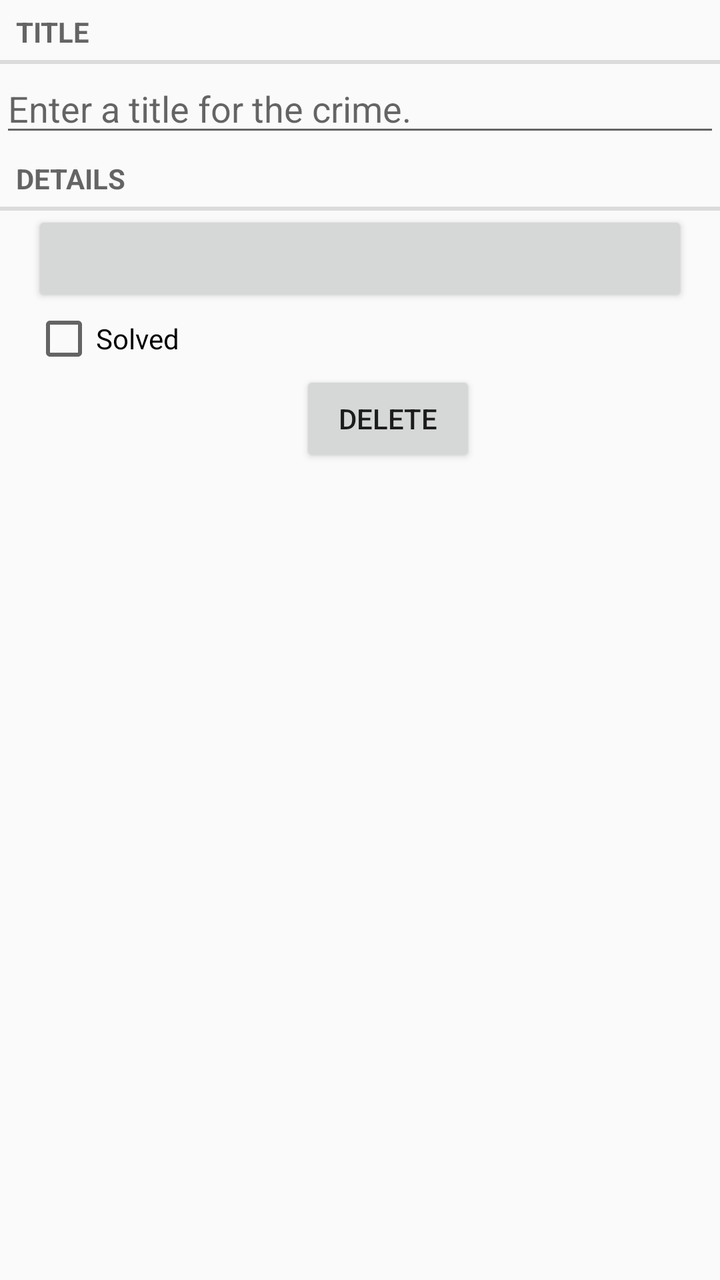
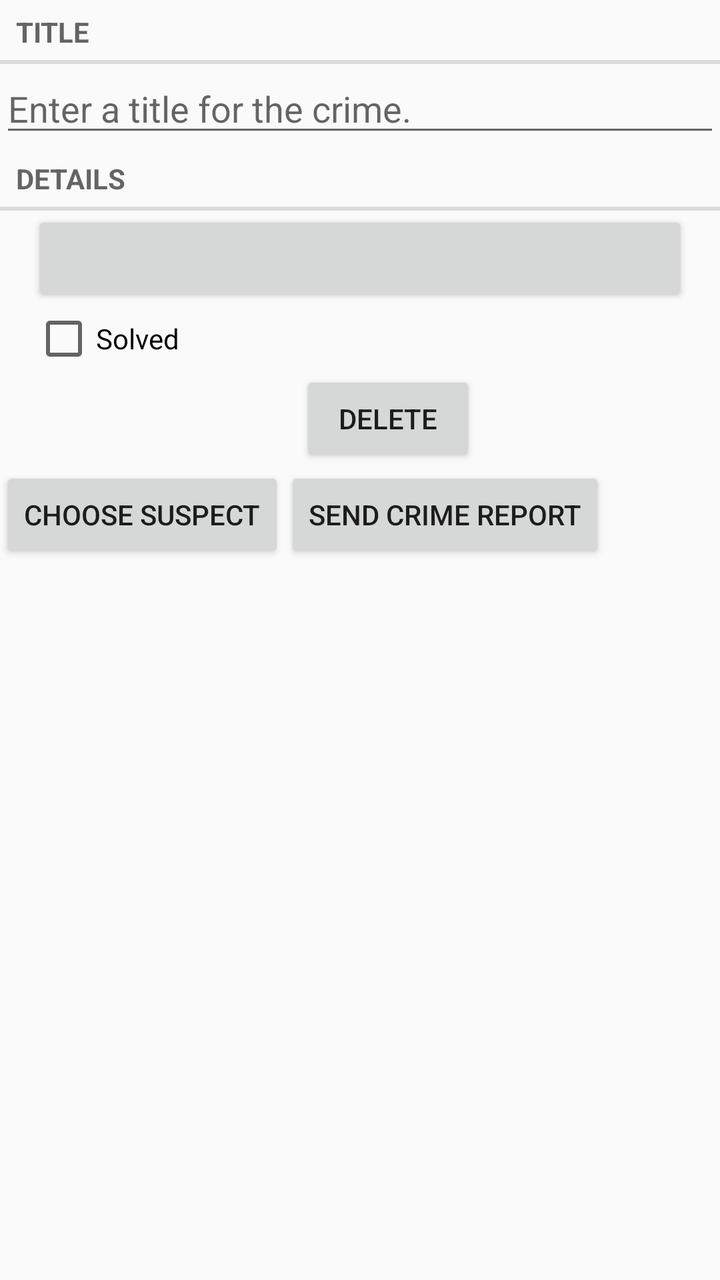

An Android layout rendered at two revisions. The XML below is the earlier revision; the diff shows what the commit changed to produce the second picture.
<!-- AndroidManifest.xml: application theme Theme.CriminalIntent -->
<!-- res/layout/fragment_crime.xml -->
<?xml version="1.0" encoding="utf-8"?>
<LinearLayout xmlns:android="http://schemas.android.com/apk/res/android"
    android:layout_width="match_parent"
    android:layout_height="match_parent"
    android:orientation="vertical"
    >
    <TextView
        android:layout_width="match_parent"
        android:layout_height="wrap_content"
        android:text="@string/crime_title_label"
        style="?android:listSeparatorTextViewStyle"
        />
    <EditText android:id="@+id/crime_title"
        android:layout_width="match_parent"
        android:layout_height="wrap_content"
        android:hint="@string/crime_title_hint"
        />
    <TextView
        android:layout_width="match_parent"
        android:layout_height="wrap_content"
        android:text="@string/crime_details_label"
        style="?android:listSeparatorTextViewStyle"
        />
    <Button android:id="@+id/crime_date"
        android:layout_width="match_parent"
        android:layout_height="wrap_content"
        android:layout_marginLeft="16dp"
        android:layout_marginRight="16dp"
        />
    <CheckBox android:id="@+id/crime_solved"
        android:layout_width="match_parent"
        android:layout_height="wrap_content"
        android:layout_marginLeft="16dp"
        android:layout_marginRight="16dp"
        android:text="@string/crime_solved_label"
        />
    <Button
        android:id="@+id/delete_button"
        android:layout_width="wrap_content"
        android:layout_height="wrap_content"
        android:text="Delete"
        android:layout_marginLeft="150dp"

        />
</LinearLayout>
<!-- resources referenced by this layout -->
<resources>
  <string name="crime_details_label">Details</string>
  <string name="crime_solved_label">Solved</string>
  <string name="crime_title_hint">Enter a title for the crime.</string>
  <string name="crime_title_label">Title</string>
  <style name="Theme.CriminalIntent" parent="Base.Theme.CriminalIntent" />
  <style name="Base.Theme.CriminalIntent" parent="Theme.AppCompat.Light.DarkActionBar">
          
          
      </style>
</resources>

<!-- the commit's change to res/layout/fragment_crime.xml (unified diff, before → after) -->
@@ -1,45 +1,61 @@
 <?xml version="1.0" encoding="utf-8"?>
 <LinearLayout xmlns:android="http://schemas.android.com/apk/res/android"
+android:layout_width="match_parent"
+android:layout_height="match_parent"
+android:orientation="vertical"
+    >
+<TextView
     android:layout_width="match_parent"
-    android:layout_height="match_parent"
-    android:orientation="vertical"
-    >
-    <TextView
-        android:layout_width="match_parent"
+    android:layout_height="wrap_content"
+    android:text="@string/crime_title_label"
+    style="?android:listSeparatorTextViewStyle"
+    />
+<EditText android:id="@+id/crime_title"
+    android:layout_width="match_parent"
+    android:layout_height="wrap_content"
+    android:hint="@string/crime_title_hint"
+    />
+<TextView
+    android:layout_width="match_parent"
+    android:layout_height="wrap_content"
+    android:text="@string/crime_details_label"
+    style="?android:listSeparatorTextViewStyle"
+    />
+<Button android:id="@+id/crime_date"
+    android:layout_width="match_parent"
+    android:layout_height="wrap_content"
+    android:layout_marginLeft="16dp"
+    android:layout_marginRight="16dp"
+    />
+<CheckBox android:id="@+id/crime_solved"
+    android:layout_width="match_parent"
+    android:layout_height="wrap_content"
+    android:layout_marginLeft="16dp"
+    android:layout_marginRight="16dp"
+    android:text="@string/crime_solved_label"
+    />
+
+<Button
+    android:id="@+id/delete_button"
+    android:layout_width="wrap_content"
+    android:layout_height="wrap_content"
+    android:layout_marginLeft="150dp"
+    android:text="Delete"
+
+    />
+    <LinearLayout
+        android:layout_width="wrap_content"
+        android:layout_height="wrap_content">
+    <Button
+        android:id="@+id/choose_suspect_button"
+        android:layout_width="wrap_content"
         android:layout_height="wrap_content"
-        android:text="@string/crime_title_label"
-        style="?android:listSeparatorTextViewStyle"
-        />
-    <EditText android:id="@+id/crime_title"
-        android:layout_width="match_parent"
-        android:layout_height="wrap_content"
-        android:hint="@string/crime_title_hint"
-        />
-    <TextView
-        android:layout_width="match_parent"
-        android:layout_height="wrap_content"
-        android:text="@string/crime_details_label"
-        style="?android:listSeparatorTextViewStyle"
-        />
-    <Button android:id="@+id/crime_date"
-        android:layout_width="match_parent"
-        android:layout_height="wrap_content"
-        android:layout_marginLeft="16dp"
-        android:layout_marginRight="16dp"
-        />
-    <CheckBox android:id="@+id/crime_solved"
-        android:layout_width="match_parent"
-        android:layout_height="wrap_content"
-        android:layout_marginLeft="16dp"
-        android:layout_marginRight="16dp"
-        android:text="@string/crime_solved_label"
+        android:text="@string/crime_suspect_text"
         />
     <Button
-        android:id="@+id/delete_button"
+        android:id="@+id/report_button"
         android:layout_width="wrap_content"
         android:layout_height="wrap_content"
-        android:text="Delete"
-        android:layout_marginLeft="150dp"
-
-        />
+        android:text="@string/crime_report_text"/>
+    </LinearLayout>
 </LinearLayout>
<!-- resource entries referenced after the edit -->
@@ -1,7 +1,9 @@
 <!-- resources referenced by this layout -->
 <resources>
   <string name="crime_details_label">Details</string>
+  <string name="crime_report_text">Send Crime Report</string>
   <string name="crime_solved_label">Solved</string>
+  <string name="crime_suspect_text">Choose Suspect</string>
   <string name="crime_title_hint">Enter a title for the crime.</string>
   <string name="crime_title_label">Title</string>
   <style name="Theme.CriminalIntent" parent="Base.Theme.CriminalIntent" />
